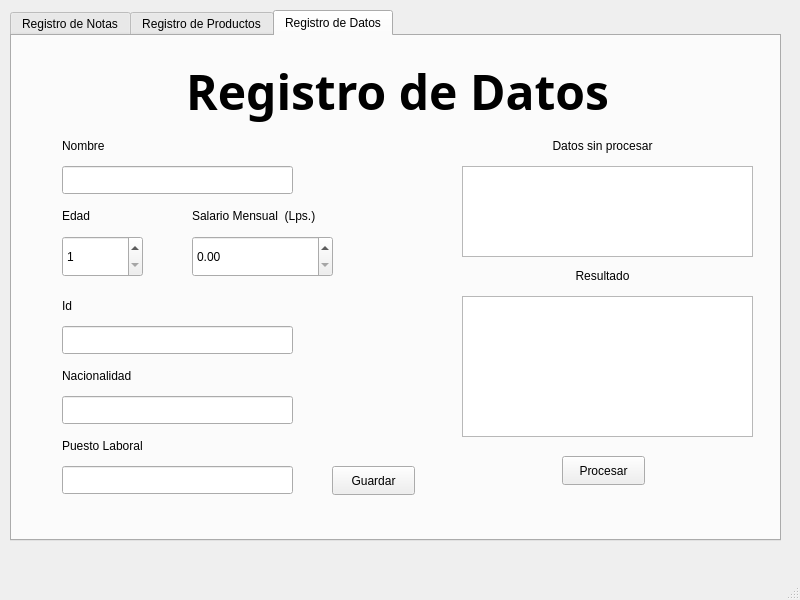
The window that mainwindow.ui (Nickyi175/Lab6_Andrea_Nicole_Altamirano) describes before a commit, drawn with Qt 5.
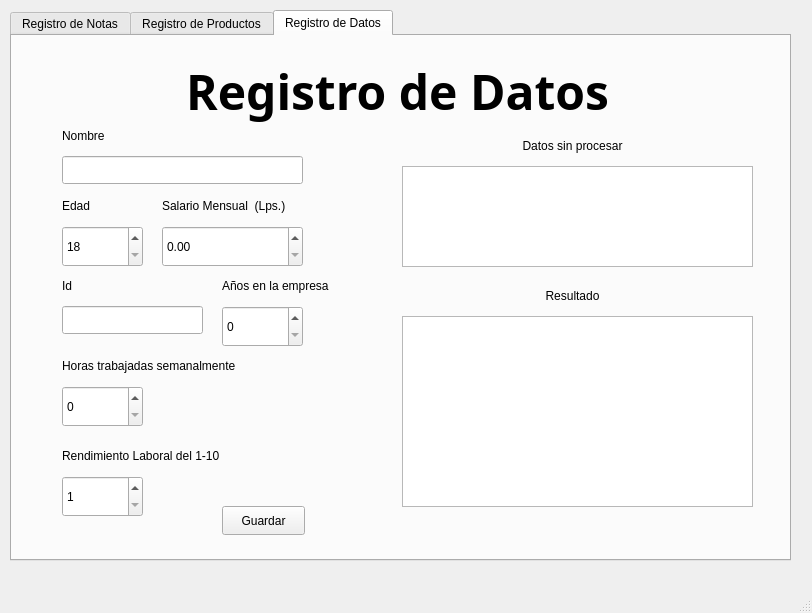
The same window after the commit. The open tabs and pages were chosen to show the change.

The edit to the form file:
```diff
--- a/mainwindow.ui
+++ b/mainwindow.ui
@@ -6,8 +6,8 @@
    <rect>
     <x>0</x>
     <y>0</y>
-    <width>800</width>
-    <height>600</height>
+    <width>812</width>
+    <height>613</height>
    </rect>
   </property>
   <property name="windowTitle">
@@ -19,8 +19,8 @@
      <rect>
       <x>10</x>
       <y>10</y>
-      <width>771</width>
-      <height>531</height>
+      <width>781</width>
+      <height>551</height>
      </rect>
     </property>
     <property name="currentIndex">
@@ -304,8 +304,8 @@
      <widget class="QPushButton" name="btn_guardarDatos">
       <property name="geometry">
        <rect>
-        <x>320</x>
-        <y>430</y>
+        <x>210</x>
+        <y>470</y>
         <width>83</width>
         <height>29</height>
        </rect>
@@ -317,10 +317,10 @@
      <widget class="QTextEdit" name="te_calculos">
       <property name="geometry">
        <rect>
-        <x>450</x>
-        <y>260</y>
-        <width>291</width>
-        <height>141</height>
+        <x>390</x>
+        <y>280</y>
+        <width>351</width>
+        <height>191</height>
        </rect>
       </property>
       <property name="readOnly">
@@ -330,8 +330,8 @@
      <widget class="QLabel" name="label_14">
       <property name="geometry">
        <rect>
-        <x>500</x>
-        <y>230</y>
+        <x>470</x>
+        <y>250</y>
         <width>181</width>
         <height>20</height>
        </rect>
@@ -369,10 +369,10 @@
      <widget class="QTextEdit" name="te_sinCalcular">
       <property name="geometry">
        <rect>
-        <x>450</x>
+        <x>390</x>
         <y>130</y>
-        <width>291</width>
-        <height>91</height>
+        <width>351</width>
+        <height>101</height>
        </rect>
       </property>
       <property name="readOnly">
@@ -383,7 +383,7 @@
       <property name="geometry">
        <rect>
         <x>50</x>
-        <y>170</y>
+        <y>160</y>
         <width>181</width>
         <height>20</height>
        </rect>
@@ -396,7 +396,7 @@
       <property name="geometry">
        <rect>
         <x>50</x>
-        <y>100</y>
+        <y>90</y>
         <width>181</width>
         <height>20</height>
        </rect>
@@ -409,8 +409,8 @@
       <property name="geometry">
        <rect>
         <x>50</x>
-        <y>130</y>
-        <width>231</width>
+        <y>120</y>
+        <width>241</width>
         <height>28</height>
        </rect>
       </property>
@@ -419,20 +419,20 @@
       <property name="geometry">
        <rect>
         <x>50</x>
-        <y>200</y>
+        <y>190</y>
         <width>81</width>
         <height>41</height>
        </rect>
       </property>
       <property name="minimum">
-       <number>1</number>
+       <number>18</number>
       </property>
      </widget>
      <widget class="QLabel" name="label_29">
       <property name="geometry">
        <rect>
-        <x>180</x>
-        <y>170</y>
+        <x>150</x>
+        <y>160</y>
         <width>181</width>
         <height>20</height>
        </rect>
@@ -444,8 +444,8 @@
      <widget class="QDoubleSpinBox" name="doubleSpinBox_salario">
       <property name="geometry">
        <rect>
-        <x>180</x>
-        <y>200</y>
+        <x>150</x>
+        <y>190</y>
         <width>141</width>
         <height>41</height>
        </rect>
@@ -457,54 +457,34 @@
      <widget class="QLabel" name="label_30">
       <property name="geometry">
        <rect>
-        <x>50</x>
-        <y>330</y>
-        <width>181</width>
+        <x>210</x>
+        <y>240</y>
+        <width>151</width>
         <height>20</height>
        </rect>
       </property>
       <property name="text">
-       <string>Nacionalidad</string>
-      </property>
-     </widget>
-     <widget class="QLineEdit" name="lE_nacionalidad">
-      <property name="geometry">
-       <rect>
-        <x>50</x>
-        <y>360</y>
-        <width>231</width>
-        <height>28</height>
-       </rect>
+       <string>Años en la empresa</string>
       </property>
      </widget>
      <widget class="QLabel" name="label_31">
       <property name="geometry">
        <rect>
         <x>50</x>
-        <y>400</y>
-        <width>181</width>
+        <y>410</y>
+        <width>201</width>
         <height>20</height>
        </rect>
       </property>
       <property name="text">
-       <string>Puesto Laboral</string>
-      </property>
-     </widget>
-     <widget class="QLineEdit" name="lE_puestoLaboral">
-      <property name="geometry">
-       <rect>
-        <x>50</x>
-        <y>430</y>
-        <width>231</width>
-        <height>28</height>
-       </rect>
+       <string>Rendimiento Laboral del 1-10</string>
       </property>
      </widget>
      <widget class="QLabel" name="label_32">
       <property name="geometry">
        <rect>
         <x>50</x>
-        <y>260</y>
+        <y>240</y>
         <width>181</width>
         <height>20</height>
        </rect>
@@ -517,29 +497,16 @@
       <property name="geometry">
        <rect>
         <x>50</x>
-        <y>290</y>
-        <width>231</width>
+        <y>270</y>
+        <width>141</width>
         <height>28</height>
        </rect>
       </property>
      </widget>
-     <widget class="QPushButton" name="btn_procesar">
-      <property name="geometry">
-       <rect>
-        <x>550</x>
-        <y>420</y>
-        <width>83</width>
-        <height>29</height>
-       </rect>
-      </property>
-      <property name="text">
-       <string>Procesar</string>
-      </property>
-     </widget>
      <widget class="QLabel" name="label_16">
       <property name="geometry">
        <rect>
-        <x>500</x>
+        <x>470</x>
         <y>100</y>
         <width>181</width>
         <height>20</height>
@@ -552,6 +519,67 @@
        <set>Qt::AlignCenter</set>
       </property>
      </widget>
+     <widget class="QSpinBox" name="spinBox_years">
+      <property name="geometry">
+       <rect>
+        <x>210</x>
+        <y>270</y>
+        <width>81</width>
+        <height>41</height>
+       </rect>
+      </property>
+      <property name="minimum">
+       <number>0</number>
+      </property>
+      <property name="maximum">
+       <number>99</number>
+      </property>
+     </widget>
+     <widget class="QSpinBox" name="spinBox_rendimiento">
+      <property name="geometry">
+       <rect>
+        <x>50</x>
+        <y>440</y>
+        <width>81</width>
+        <height>41</height>
+       </rect>
+      </property>
+      <property name="minimum">
+       <number>1</number>
+      </property>
+      <property name="maximum">
+       <number>10</number>
+      </property>
+     </widget>
+     <widget class="QSpinBox" name="spinBox_horasSemanal">
+      <property name="geometry">
+       <rect>
+        <x>50</x>
+        <y>350</y>
+        <width>81</width>
+        <height>41</height>
+       </rect>
+      </property>
+      <property name="minimum">
+       <number>0</number>
+      </property>
+      <property name="maximum">
+       <number>168</number>
+      </property>
+     </widget>
+     <widget class="QLabel" name="label_33">
+      <property name="geometry">
+       <rect>
+        <x>50</x>
+        <y>320</y>
+        <width>221</width>
+        <height>20</height>
+       </rect>
+      </property>
+      <property name="text">
+       <string>Horas trabajadas semanalmente</string>
+      </property>
+     </widget>
     </widget>
    </widget>
   </widget>
```
Left out of the diff: 4 changed lines with no effect on the pictures.
